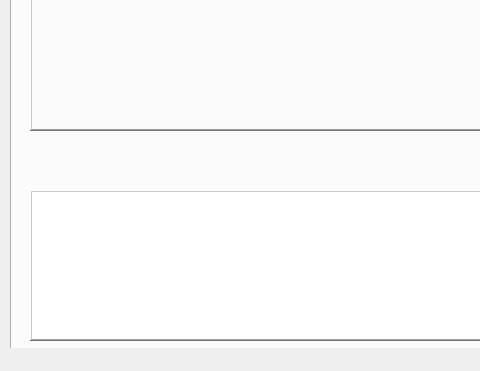
Qt form QTDESIGNER INTERFACES/MAIN-WINDOW-FINAL-DESIGN.ui (peteskylight/WORKING_THESIS) before a commit; both pictures show x 0 to 480 and y 343 to 714 of the 1280 by 714 pixel window.
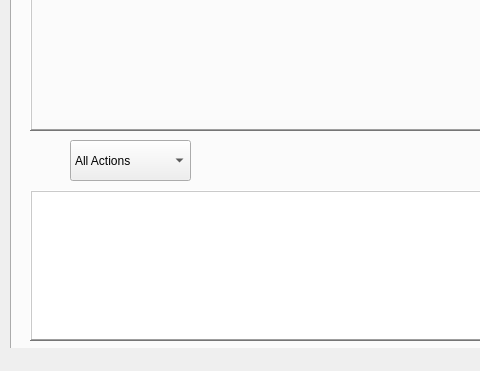
The same form after that commit.

Commit message:
Heatmap button working
working but heatmap is sitll bnot producing check errors

Diff of the .ui file:
```diff
--- a/QTDESIGNER INTERFACES/MAIN-WINDOW-FINAL-DESIGN.ui
+++ b/QTDESIGNER INTERFACES/MAIN-WINDOW-FINAL-DESIGN.ui
@@ -1198,6 +1198,39 @@
         <height>51</height>
        </rect>
       </property>
+      <widget class="QComboBox" name="Action">
+       <property name="geometry">
+        <rect>
+         <x>40</x>
+         <y>10</y>
+         <width>121</width>
+         <height>41</height>
+        </rect>
+       </property>
+       <property name="currentText">
+        <string>All Actions</string>
+       </property>
+       <item>
+        <property name="text">
+         <string>All Actions</string>
+        </property>
+       </item>
+       <item>
+        <property name="text">
+         <string>Extending Right Arm</string>
+        </property>
+       </item>
+       <item>
+        <property name="text">
+         <string>Standing</string>
+        </property>
+       </item>
+       <item>
+        <property name="text">
+         <string>Sitting</string>
+        </property>
+       </item>
+      </widget>
      </widget>
      <widget class="QCheckBox" name="originalVideoOnlyChkBox_center_analytics">
       <property name="geometry">
```
The commit also changes 7 other files.
